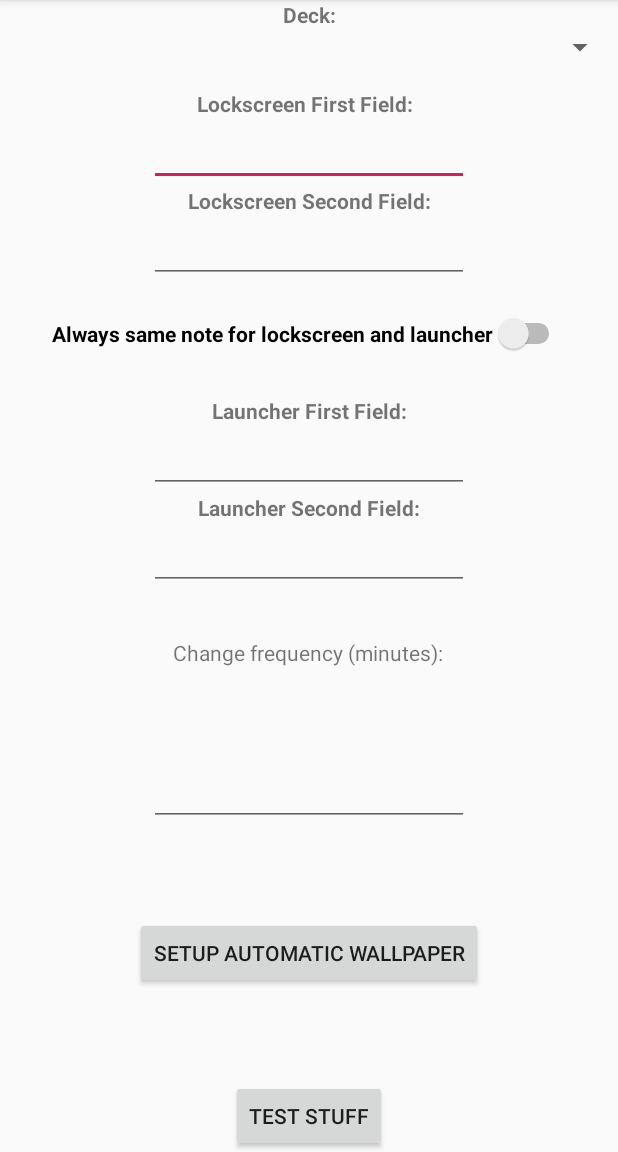
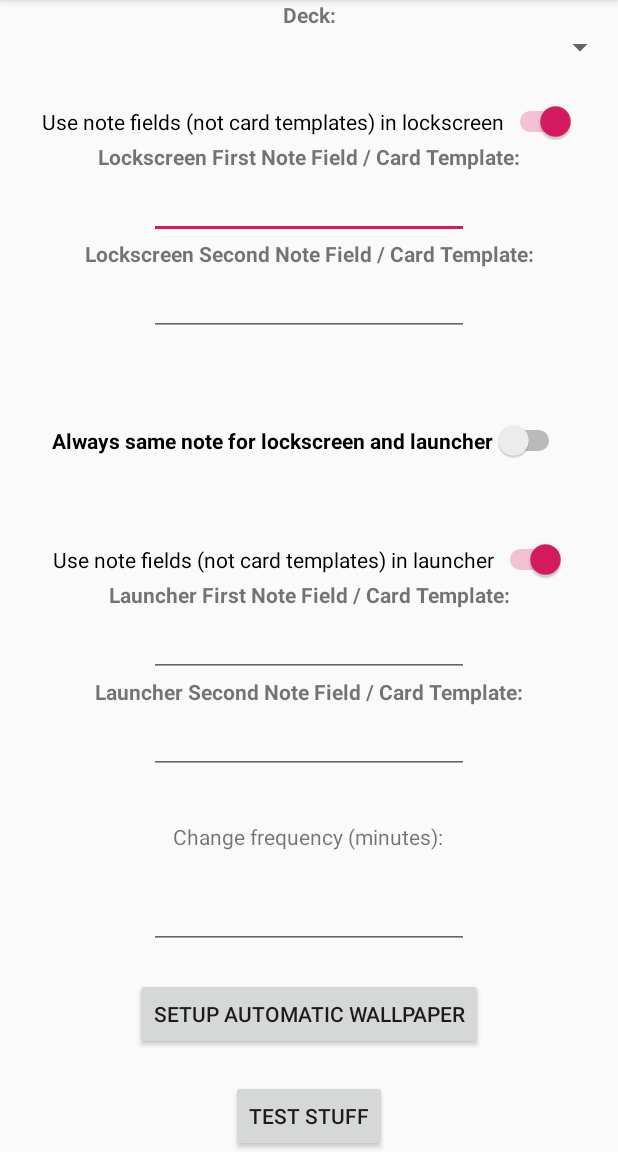
Before and after one commit to evanbattaglia/jide, an Android app: the screen it shows after launch (MainActivity), on a phone screen of 412 x 824 dp, the part 84-1236 px from its top. Run offline under Robolectric (Android 15) with nearby library versions, the phone set to English and light mode, and no system bars; libraries missing offline, so code that uses them is left out: com.ichi2.anki.

Commit message:
overriding templates for wallpaper + multiple..
it's pretty weird still but whatever

```diff
--- a/app/src/main/java/com/instructure/ebattaglia/jide/MainActivity.kt
+++ b/app/src/main/java/com/instructure/ebattaglia/jide/MainActivity.kt
@@ -57,11 +57,13 @@ class MainActivity : AppCompatActivity() {
 
                     // TODO: the right way with ViewModel, yada yada yada
                     val prefs = JideWallpaperPreferences(applicationContext)
+                    wallpaper_lockscreen_use_note_fields.isChecked = prefs.lockscreenUseNoteFields()
                     wallpaper_lockscreen_firstfield.setText(prefs.lockscreenFirstField())
                     wallpaper_lockscreen_secondfield.setText(prefs.lockscreenSecondField())
+                    wallpaper_same_lockscreen_launcher_checkbox.isChecked = prefs.lockscreenLauncherSame()
+                    wallpaper_launcher_use_note_fields.isChecked = prefs.launcherUseNoteFields()
                     wallpaper_launcher_firstfield.setText(prefs.launcherFirstField())
                     wallpaper_launcher_secondfield.setText(prefs.launcherSecondField())
-                    wallpaper_same_lockscreen_launcher_checkbox.isChecked = prefs.lockscreenLauncherSame()
                     wallpaper_frequency.setText(prefs.frequencyMinutes().toString())
                     val deckId = prefs.deckId()
                     wallpaper_deck_spinner.setSelection(decks.indexOfFirst { it.id == deckId })
@@ -77,9 +79,11 @@ class MainActivity : AppCompatActivity() {
         val deck = wallpaper_deck_spinner.selectedItem as AnkiApi.Deck
         JideWallpaperPreferences(applicationContext).set(
             deckId=deck.id,
+            lockscreenUseNoteFields=wallpaper_lockscreen_use_note_fields.isChecked,
             lockscreenFirstField=wallpaper_lockscreen_firstfield.text.toString(),
             lockscreenSecondField=wallpaper_lockscreen_secondfield.text.toString(),
             lockscreenLauncherSame=wallpaper_same_lockscreen_launcher_checkbox.isChecked,
+            launcherUseNoteFields=wallpaper_launcher_use_note_fields.isChecked,
             launcherFirstField=wallpaper_launcher_firstfield.text.toString(),
             launcherSecondField=wallpaper_launcher_secondfield.text.toString(),
             frequencyMinutes=frequencyMinutes
--- a/app/src/main/res/layout/activity_main.xml
+++ b/app/src/main/res/layout/activity_main.xml
@@ -29,13 +29,12 @@
         android:id="@+id/wallpaper_lockscreen_firstfield_label"
         android:layout_width="wrap_content"
         android:layout_height="wrap_content"
-        android:layout_marginTop="16dp"
         android:text="@string/wallpaper_lockscreen_firstfield"
         android:textStyle="bold"
         app:layout_constraintEnd_toEndOf="parent"
-        app:layout_constraintHorizontal_bias="0.49"
+        app:layout_constraintHorizontal_bias="0.498"
         app:layout_constraintStart_toStartOf="parent"
-        app:layout_constraintTop_toBottomOf="@+id/wallpaper_deck_spinner" />
+        app:layout_constraintTop_toBottomOf="@+id/wallpaper_lockscreen_use_note_fields" />
 
     <EditText
         android:id="@+id/wallpaper_lockscreen_firstfield"
@@ -74,7 +73,7 @@
         android:id="@+id/wallpaper_same_lockscreen_launcher_checkbox"
         android:layout_width="wrap_content"
         android:layout_height="wrap_content"
-        android:layout_marginTop="20dp"
+        android:layout_marginTop="56dp"
         android:text="@string/wallpaper_same_lockscreen_launcher"
         android:textStyle="bold"
         app:layout_constraintEnd_toEndOf="parent"
@@ -86,13 +85,12 @@
         android:id="@+id/wallpaper_launcher_firstfield_label"
         android:layout_width="wrap_content"
         android:layout_height="wrap_content"
-        android:layout_marginTop="28dp"
         android:text="@string/wallpaper_launcher_firstfield"
         android:textStyle="bold"
         app:layout_constraintEnd_toEndOf="parent"
         app:layout_constraintHorizontal_bias="0.501"
         app:layout_constraintStart_toStartOf="parent"
-        app:layout_constraintTop_toBottomOf="@+id/wallpaper_same_lockscreen_launcher_checkbox" />
+        app:layout_constraintTop_toBottomOf="@+id/wallpaper_launcher_use_note_fields" />
 
     <EditText
         android:id="@+id/wallpaper_launcher_firstfield"
@@ -170,4 +168,28 @@
         app:layout_constraintTop_toBottomOf="@+id/wallpaper_frequency_label"
         app:layout_constraintVertical_bias="0.0" />
 
+    <Switch
+        android:id="@+id/wallpaper_lockscreen_use_note_fields"
+        android:layout_width="wrap_content"
+        android:layout_height="wrap_content"
+        android:layout_marginTop="24dp"
+        android:text="@string/wallpaper_lockscreen_use_note_fields"
+        android:checked="true"
+        app:layout_constraintTop_toBottomOf="@+id/wallpaper_deck_spinner"
+        app:layout_constraintEnd_toEndOf="parent"
+        app:layout_constraintStart_toStartOf="parent"
+        tools:layout_editor_absoluteX="50dp" />
+
+    <Switch
+        android:id="@+id/wallpaper_launcher_use_note_fields"
+        android:layout_width="wrap_content"
+        android:layout_height="wrap_content"
+        android:layout_marginTop="52dp"
+        android:text="@string/wallpaper_launcher_use_note_fields"
+        android:checked="true"
+        app:layout_constraintTop_toBottomOf="@+id/wallpaper_same_lockscreen_launcher_checkbox"
+        app:layout_constraintEnd_toEndOf="parent"
+        app:layout_constraintStart_toStartOf="parent"
+        tools:layout_editor_absoluteX="46dp" />
+
 </androidx.constraintlayout.widget.ConstraintLayout>
--- a/app/src/main/res/values/strings.xml
+++ b/app/src/main/res/values/strings.xml
@@ -12,16 +12,18 @@
     <string name="configure_deck">Deck:</string>
     <string name="run_button">Setup Automatic Wallpaper</string>
     <string name="wallpaper_deck">Deck:</string>
-    <string name="wallpaper_lockscreen_firstfield">Lockscreen First Field:</string>
-    <string name="wallpaper_lockscreen_secondfield">Lockscreen Second Field:</string>
-    <string name="wallpaper_launcher_firstfield">Launcher First Field:</string>
-    <string name="wallpaper_launcher_secondfield">Launcher Second Field:</string>
+    <string name="wallpaper_lockscreen_firstfield">Lockscreen First Note Field / Card Template:</string>
+    <string name="wallpaper_lockscreen_secondfield">Lockscreen Second Note Field / Card Template:</string>
+    <string name="wallpaper_launcher_firstfield">Launcher First Note Field / Card Template:</string>
+    <string name="wallpaper_launcher_secondfield">Launcher Second Note Field / Card Template:</string>
     <string name="wallpaper_same_lockscreen_launcher">Always same note for lockscreen and launcher</string>
     <string name="wallpaper_frequency">Change frequency (minutes):</string>
     <string name="not_configured">not configured</string>
     <string name="no_available_card">[no available card]</string>
     <string name="strip_html_formatting_switch">Strip HTML Formatting</string>
     <string name="use_note_fields_instead_of_card_templates">Use individual note fields instead of card templates</string>
+    <string name="wallpaper_lockscreen_use_note_fields">Use note fields (not card templates) in lockscreen</string>
+    <string name="wallpaper_launcher_use_note_fields">Use note fields (not card templates) in launcher</string>
     <string-array name="wallpaper_frequency_units">
         <item name="hours">Hours</item>
         <item name="minutes">Minutes</item>
```
Also changed, not shown: app/src/main/java/com/instructure/ebattaglia/jide/Anki.kt (+41 -14 lines), app/src/main/java/com/instructure/ebattaglia/jide/AnkiApi.kt (+10 -5 lines), app/src/main/java/com/instructure/ebattaglia/jide/JideWallpaperPreferences.kt (+10 -2 lines), app/src/main/java/com/instructure/ebattaglia/jide/WallpaperSetter.kt (+36 -15 lines).
